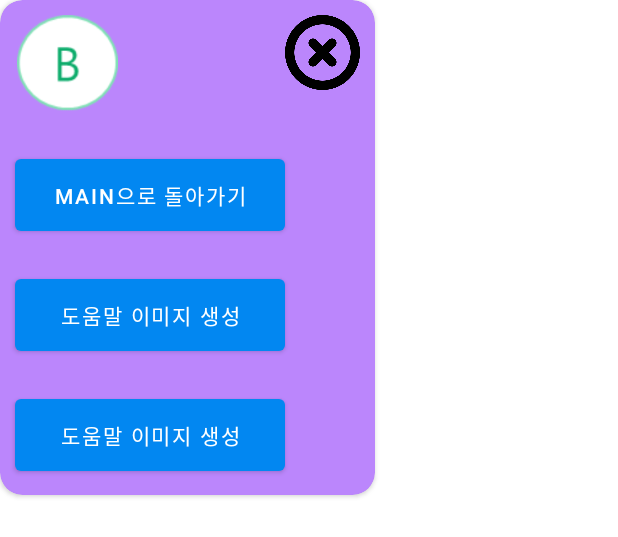
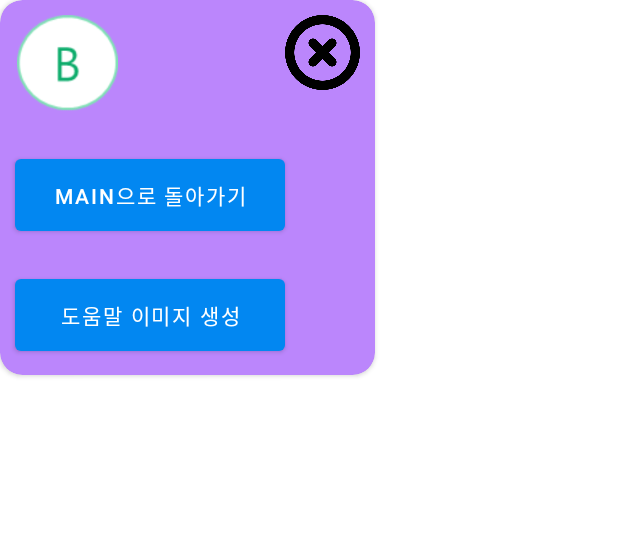
Before and after one commit to Maeil456/KNU, an Android app: the layout layout_bubble.xml on its own in the app's theme, with its tools: preview values and no code run, on a phone screen of 412 x 824 dp. Shown: the top 537 px of the screen. Run offline under Robolectric (Android 15) with nearby library versions, the phone set to English and light mode, and no system bars.

Commit message:
0915 - 버튼 수리, 버블터치 조금 상향

```diff
--- a/app/src/main/java/com/example/test1/KakaoFunctionsActivity.kt
+++ b/app/src/main/java/com/example/test1/KakaoFunctionsActivity.kt
@@ -92,7 +92,6 @@ class KakaoFunctionsActivity : AppCompatActivity() {
 
         btnKakaoFunction4.setOnClickListener {
             val packageName = "com.kakao.talk"
-            val url = "https://gift-talk.kakao.com"
             setArray("Naver_search")
             setArray2("Naver_search_imageSize")
             setImage("Naver_search_image")
@@ -103,7 +102,7 @@ class KakaoFunctionsActivity : AppCompatActivity() {
             intent.putStringArrayListExtra("imageIndex",imageIndex)
             sendBroadcast(intent)
 
-            startLinkIntent(packageName,url)
+            startMainIntent(packageName)
             val intentB = Intent(this, BubbleService::class.java)
             startService(intentB)
             RecentOptionsManager.addOption("선물 하기")
@@ -128,7 +127,6 @@ class KakaoFunctionsActivity : AppCompatActivity() {
 
         btnKakaoFunction6.setOnClickListener {
             val packageName = "com.kakao.talk"
-            val url = "https://store.kakao.com/"
             setArray("Naver_search")
             setArray2("Naver_search_imageSize")
             setImage("Naver_search_image")
@@ -139,7 +137,7 @@ class KakaoFunctionsActivity : AppCompatActivity() {
             intent.putStringArrayListExtra("imageIndex",imageIndex)
             sendBroadcast(intent)
 
-            startLinkIntent(packageName,url)
+            startMainIntent(packageName)
             val intentB = Intent(this, BubbleService::class.java)
             startService(intentB)
             RecentOptionsManager.addOption("쇼핑 하기")
--- a/app/src/main/res/layout/layout_bubble.xml
+++ b/app/src/main/res/layout/layout_bubble.xml
@@ -66,12 +66,6 @@
                     android:layout_margin="10dp"
                     android:text="도움말 이미지 생성"/>
 
-                <Button
-                    android:id="@+id/btnFromStart"
-                    android:layout_width="180dp"
-                    android:layout_height="60dp"
-                    android:layout_margin="10dp"
-                    android:text="도움말 이미지 생성"/>
             </LinearLayout>
         </LinearLayout>
     </androidx.cardview.widget.CardView>
```
Also changed, not shown: app/src/main/java/com/example/test1/BubbleService.kt (+20 -6 lines), app/src/main/java/com/example/test1/MainActivity.kt (+1 -17 lines).
